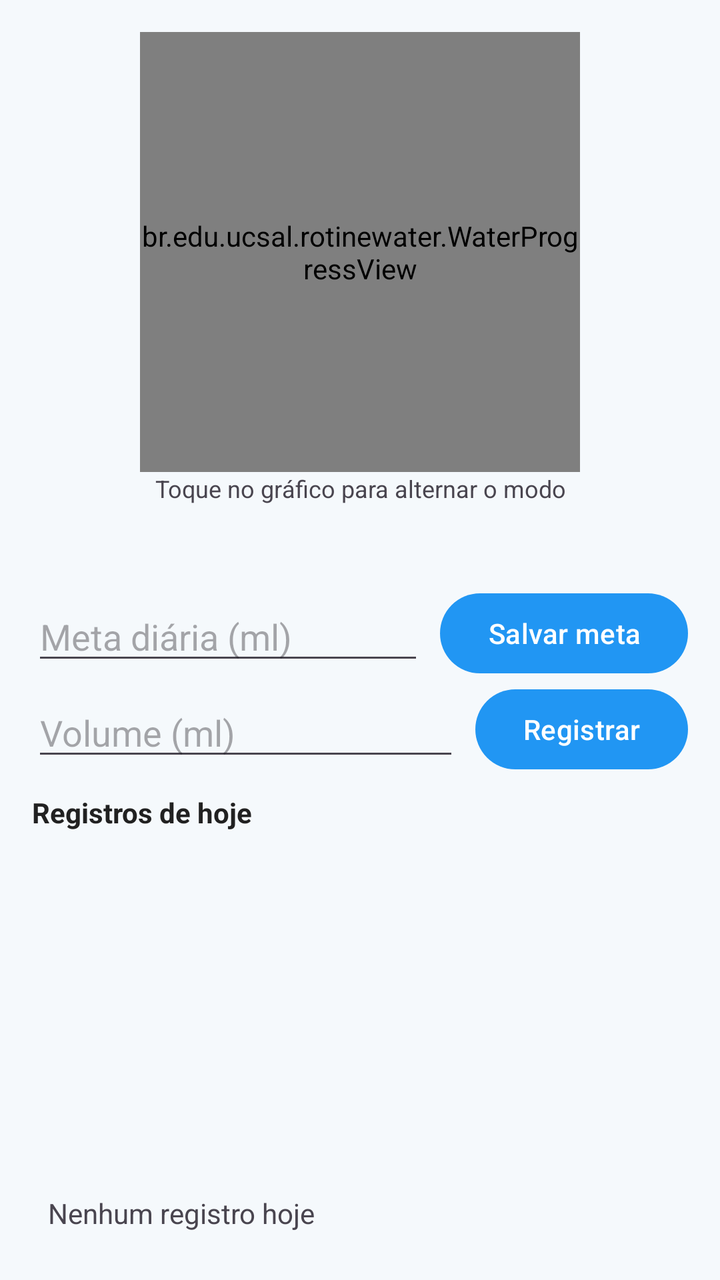
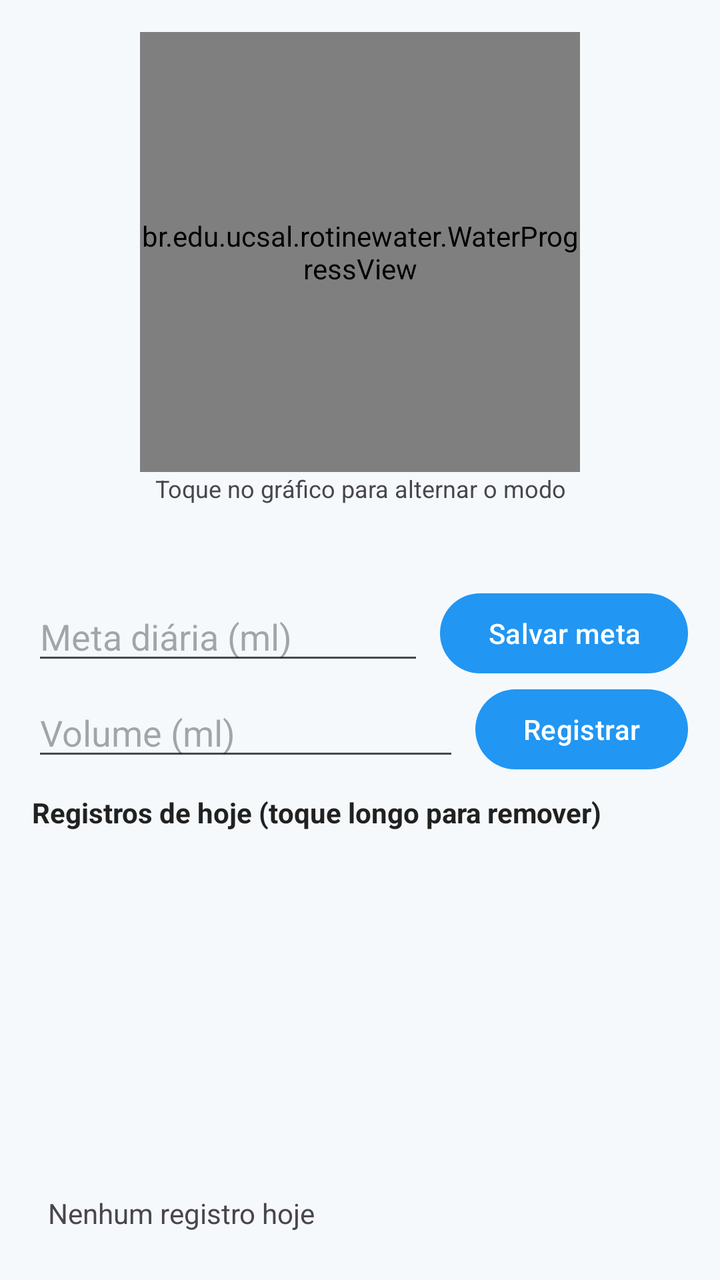

Compare the two renders of this Android layout. The source of the first and the diff that turns it into the second are given below.
<!-- AndroidManifest.xml: application theme Theme.RotineWater -->
<!-- res/layout/activity_main.xml -->
<?xml version="1.0" encoding="utf-8"?>
<LinearLayout xmlns:android="http://schemas.android.com/apk/res/android"
    xmlns:app="http://schemas.android.com/apk/res-auto"
    android:id="@+id/main"
    android:layout_width="match_parent"
    android:layout_height="match_parent"
    android:orientation="vertical">

    <LinearLayout
        android:layout_width="match_parent"
        android:layout_height="match_parent"
        android:orientation="vertical"
        android:padding="16dp">

        <br.edu.ucsal.rotinewater.WaterProgressView
            android:id="@+id/waterView"
            android:layout_width="220dp"
            android:layout_height="220dp"
            android:layout_gravity="center_horizontal"
            app:maxValue="2000"
            app:progressColor="@color/water_blue"
            app:textColor="@color/text_dark" />

        <TextView
            android:id="@+id/tvHint"
            android:layout_width="match_parent"
            android:layout_height="wrap_content"
            android:gravity="center"
            android:text="@string/chart_hint"
            android:textSize="12sp" />

        <TextView
            android:id="@+id/tvAlert"
            android:layout_width="match_parent"
            android:layout_height="wrap_content"
            android:layout_marginTop="8dp"
            android:background="@color/alert_red"
            android:gravity="center"
            android:padding="8dp"
            android:textColor="@color/white"
            android:textStyle="bold"
            android:visibility="gone" />

        <TextView
            android:id="@+id/tvTotal"
            android:layout_width="match_parent"
            android:layout_height="wrap_content"
            android:layout_marginTop="8dp"
            android:gravity="center"
            android:textColor="@color/text_dark"
            android:textSize="18sp"
            android:textStyle="bold" />

        <LinearLayout
            android:layout_width="match_parent"
            android:layout_height="wrap_content"
            android:layout_marginTop="8dp"
            android:gravity="center_vertical"
            android:orientation="horizontal">

            <EditText
                android:id="@+id/etGoal"
                android:layout_width="0dp"
                android:layout_height="wrap_content"
                android:layout_weight="1"
                android:hint="@string/goal_hint"
                android:importantForAutofill="no"
                android:inputType="number"
                android:maxLength="5" />

            <Button
                android:id="@+id/btnSaveGoal"
                android:layout_width="wrap_content"
                android:layout_height="wrap_content"
                android:layout_marginStart="8dp"
                android:text="@string/save_goal" />
        </LinearLayout>

        <LinearLayout
            android:layout_width="match_parent"
            android:layout_height="wrap_content"
            android:gravity="center_vertical"
            android:orientation="horizontal">

            <EditText
                android:id="@+id/etVolume"
                android:layout_width="0dp"
                android:layout_height="wrap_content"
                android:layout_weight="1"
                android:hint="@string/volume_hint"
                android:importantForAutofill="no"
                android:inputType="number"
                android:maxLength="5" />

            <Button
                android:id="@+id/btnAddEntry"
                android:layout_width="wrap_content"
                android:layout_height="wrap_content"
                android:layout_marginStart="8dp"
                android:text="@string/add_entry" />
        </LinearLayout>

        <TextView
            android:id="@+id/tvEntriesTitle"
            android:layout_width="match_parent"
            android:layout_height="wrap_content"
            android:layout_marginTop="8dp"
            android:text="@string/entries_title"
            android:textColor="@color/text_dark"
            android:textStyle="bold" />

        <ListView
            android:id="@+id/lvEntries"
            android:layout_width="match_parent"
            android:layout_height="0dp"
            android:layout_weight="1" />

        <TextView
            android:id="@+id/tvEmpty"
            android:layout_width="match_parent"
            android:layout_height="wrap_content"
            android:padding="8dp"
            android:text="@string/empty_entries" />
    </LinearLayout>
</LinearLayout>
<!-- resources referenced by this layout -->
<resources>
  <color name="alert_red">#FFD32F2F</color>
  <color name="text_dark">#FF212121</color>
  <color name="water_blue">#FF2196F3</color>
  <color name="white">#FFFFFFFF</color>
  <string name="add_entry">Registrar</string>
  <string name="chart_hint">Toque no gráfico para alternar o modo</string>
  <string name="empty_entries">Nenhum registro hoje</string>
  <string name="entries_title">Registros de hoje</string>
  <string name="goal_hint">Meta diária (ml)</string>
  <string name="save_goal">Salvar meta</string>
  <string name="volume_hint">Volume (ml)</string>
  <style name="Theme.RotineWater" parent="Base.Theme.RotineWater" />
  <style name="Base.Theme.RotineWater" parent="Theme.Material3.Light.NoActionBar">
          <item name="colorPrimary">@color/water_blue</item>
          <item name="android:windowBackground">@color/screen_background</item>
      </style>
  <color name="screen_background">#FFF5F9FC</color>
</resources>

<!-- the commit's change to res/layout/activity_main.xml (unified diff, before → after) -->
@@ -4,122 +4,116 @@
     android:id="@+id/main"
     android:layout_width="match_parent"
     android:layout_height="match_parent"
-    android:orientation="vertical">
+    android:orientation="vertical"
+    android:padding="16dp">
+
+    <br.edu.ucsal.rotinewater.WaterProgressView
+        android:id="@+id/waterView"
+        android:layout_width="220dp"
+        android:layout_height="220dp"
+        android:layout_gravity="center_horizontal"
+        app:maxValue="2000"
+        app:progressColor="@color/water_blue"
+        app:textColor="@color/text_dark" />
+
+    <TextView
+        android:id="@+id/tvHint"
+        android:layout_width="match_parent"
+        android:layout_height="wrap_content"
+        android:gravity="center"
+        android:text="@string/chart_hint"
+        android:textSize="12sp" />
+
+    <TextView
+        android:id="@+id/tvAlert"
+        android:layout_width="match_parent"
+        android:layout_height="wrap_content"
+        android:layout_marginTop="8dp"
+        android:background="@color/alert_red"
+        android:gravity="center"
+        android:padding="8dp"
+        android:textColor="@color/white"
+        android:textStyle="bold"
+        android:visibility="gone" />
+
+    <TextView
+        android:id="@+id/tvTotal"
+        android:layout_width="match_parent"
+        android:layout_height="wrap_content"
+        android:layout_marginTop="8dp"
+        android:gravity="center"
+        android:textColor="@color/text_dark"
+        android:textSize="18sp"
+        android:textStyle="bold" />
 
     <LinearLayout
         android:layout_width="match_parent"
-        android:layout_height="match_parent"
-        android:orientation="vertical"
-        android:padding="16dp">
+        android:layout_height="wrap_content"
+        android:layout_marginTop="8dp"
+        android:gravity="center_vertical"
+        android:orientation="horizontal">
 
-        <br.edu.ucsal.rotinewater.WaterProgressView
-            android:id="@+id/waterView"
-            android:layout_width="220dp"
-            android:layout_height="220dp"
-            android:layout_gravity="center_horizontal"
-            app:maxValue="2000"
-            app:progressColor="@color/water_blue"
-            app:textColor="@color/text_dark" />
+        <EditText
+            android:id="@+id/etGoal"
+            android:layout_width="0dp"
+            android:layout_height="wrap_content"
+            android:layout_weight="1"
+            android:hint="@string/goal_hint"
+            android:importantForAutofill="no"
+            android:inputType="number"
+            android:maxLength="5" />
 
-        <TextView
-            android:id="@+id/tvHint"
-            android:layout_width="match_parent"
+        <Button
+            android:id="@+id/btnSaveGoal"
+            android:layout_width="wrap_content"
             android:layout_height="wrap_content"
-            android:gravity="center"
-            android:text="@string/chart_hint"
-            android:textSize="12sp" />
+            android:layout_marginStart="8dp"
+            android:text="@string/save_goal" />
+    </LinearLayout>
 
-        <TextView
-            android:id="@+id/tvAlert"
-            android:layout_width="match_parent"
+    <LinearLayout
+        android:layout_width="match_parent"
+        android:layout_height="wrap_content"
+        android:gravity="center_vertical"
+        android:orientation="horizontal">
+
+        <EditText
+            android:id="@+id/etVolume"
+            android:layout_width="0dp"
             android:layout_height="wrap_content"
-            android:layout_marginTop="8dp"
-            android:background="@color/alert_red"
-            android:gravity="center"
-            android:padding="8dp"
-            android:textColor="@color/white"
-            android:textStyle="bold"
-            android:visibility="gone" />
+            android:layout_weight="1"
+            android:hint="@string/volume_hint"
+            android:importantForAutofill="no"
+            android:inputType="number"
+            android:maxLength="5" />
 
-        <TextView
-            android:id="@+id/tvTotal"
-            android:layout_width="match_parent"
+        <Button
+            android:id="@+id/btnAddEntry"
+            android:layout_width="wrap_content"
             android:layout_height="wrap_content"
-            android:layout_marginTop="8dp"
-            android:gravity="center"
-            android:textColor="@color/text_dark"
-            android:textSize="18sp"
-            android:textStyle="bold" />
+            android:layout_marginStart="8dp"
+            android:text="@string/add_entry" />
+    </LinearLayout>
 
-        <LinearLayout
-            android:layout_width="match_parent"
-            android:layout_height="wrap_content"
-            android:layout_marginTop="8dp"
-            android:gravity="center_vertical"
-            android:orientation="horizontal">
+    <TextView
+        android:id="@+id/tvEntriesTitle"
+        android:layout_width="match_parent"
+        android:layout_height="wrap_content"
+        android:layout_marginTop="8dp"
+        android:text="@string/entries_title"
+        android:textColor="@color/text_dark"
+        android:textStyle="bold" />
 
-            <EditText
-                android:id="@+id/etGoal"
-                android:layout_width="0dp"
-                android:layout_height="wrap_content"
-                android:layout_weight="1"
-                android:hint="@string/goal_hint"
-                android:importantForAutofill="no"
-                android:inputType="number"
-                android:maxLength="5" />
+    <ListView
+        android:id="@+id/lvEntries"
+        android:layout_width="match_parent"
+        android:layout_height="0dp"
+        android:layout_weight="1" />
 
-            <Button
-                android:id="@+id/btnSaveGoal"
-                android:layout_width="wrap_content"
-                android:layout_height="wrap_content"
-                android:layout_marginStart="8dp"
-                android:text="@string/save_goal" />
-        </LinearLayout>
-
-        <LinearLayout
-            android:layout_width="match_parent"
-            android:layout_height="wrap_content"
-            android:gravity="center_vertical"
-            android:orientation="horizontal">
-
-            <EditText
-                android:id="@+id/etVolume"
-                android:layout_width="0dp"
-                android:layout_height="wrap_content"
-                android:layout_weight="1"
-                android:hint="@string/volume_hint"
-                android:importantForAutofill="no"
-                android:inputType="number"
-                android:maxLength="5" />
-
-            <Button
-                android:id="@+id/btnAddEntry"
-                android:layout_width="wrap_content"
-                android:layout_height="wrap_content"
-                android:layout_marginStart="8dp"
-                android:text="@string/add_entry" />
-        </LinearLayout>
-
-        <TextView
-            android:id="@+id/tvEntriesTitle"
-            android:layout_width="match_parent"
-            android:layout_height="wrap_content"
-            android:layout_marginTop="8dp"
-            android:text="@string/entries_title"
-            android:textColor="@color/text_dark"
-            android:textStyle="bold" />
-
-        <ListView
-            android:id="@+id/lvEntries"
-            android:layout_width="match_parent"
-            android:layout_height="0dp"
-            android:layout_weight="1" />
-
-        <TextView
-            android:id="@+id/tvEmpty"
-            android:layout_width="match_parent"
-            android:layout_height="wrap_content"
-            android:padding="8dp"
-            android:text="@string/empty_entries" />
-    </LinearLayout>
+    <TextView
+        android:id="@+id/tvEmpty"
+        android:layout_width="match_parent"
+        android:layout_height="wrap_content"
+        android:padding="8dp"
+        android:text="@string/empty_entries" />
 </LinearLayout>
<!-- resource entries referenced after the edit -->
@@ -7,7 +7,7 @@
   <string name="add_entry">Registrar</string>
   <string name="chart_hint">Toque no gráfico para alternar o modo</string>
   <string name="empty_entries">Nenhum registro hoje</string>
-  <string name="entries_title">Registros de hoje</string>
+  <string name="entries_title">Registros de hoje (toque longo para remover)</string>
   <string name="goal_hint">Meta diária (ml)</string>
   <string name="save_goal">Salvar meta</string>
   <string name="volume_hint">Volume (ml)</string>
